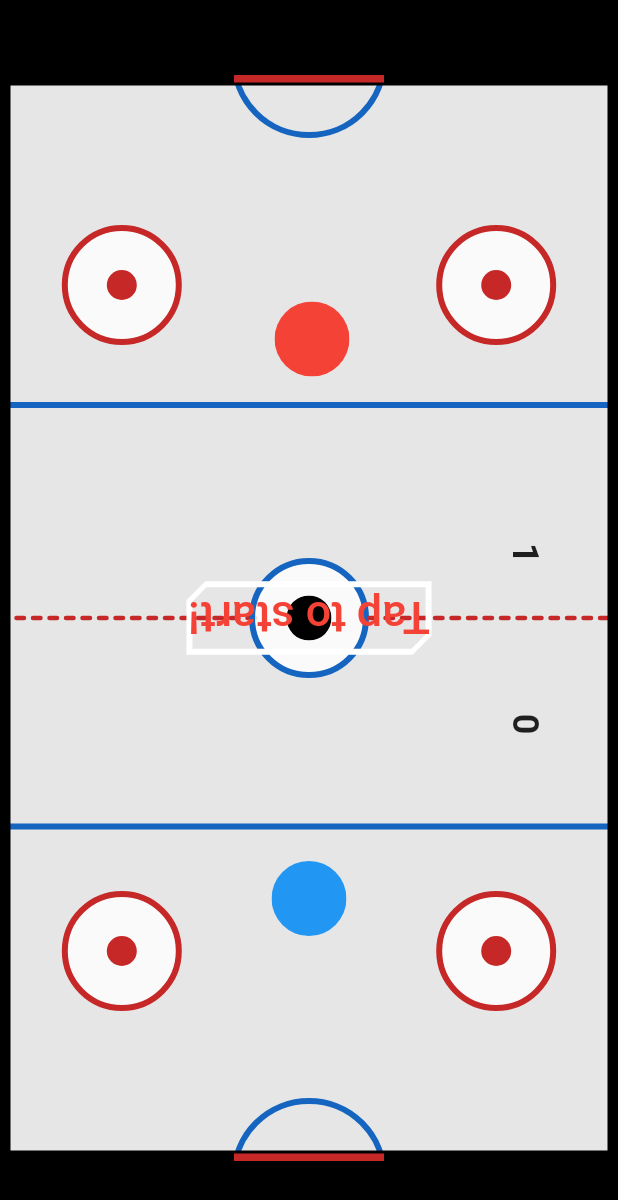
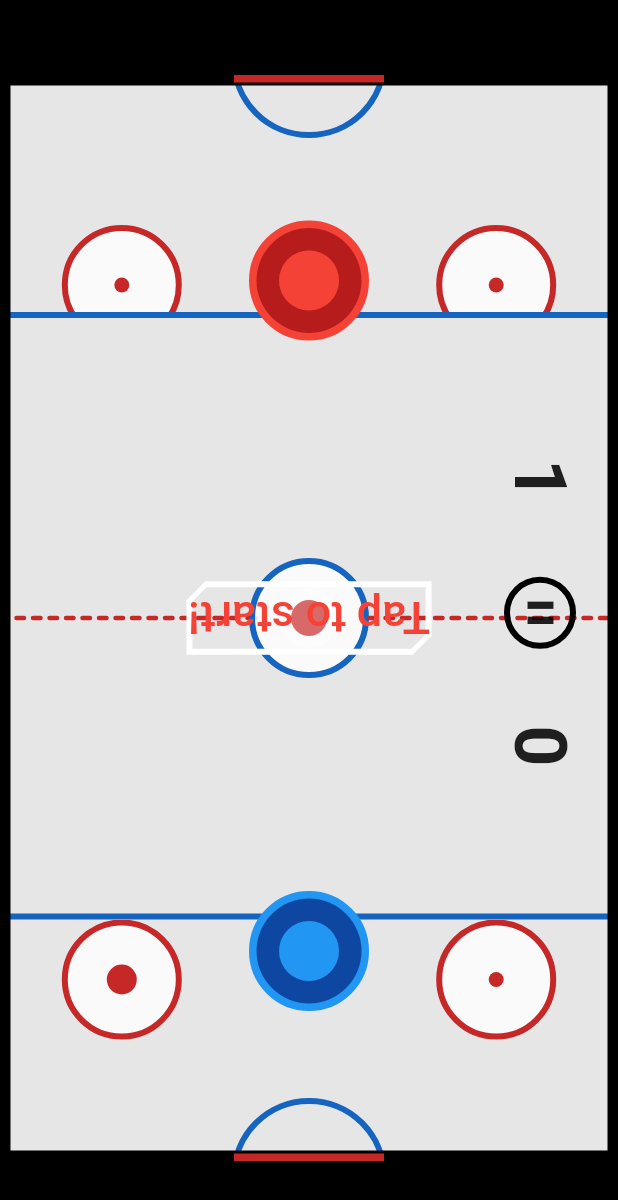
Before and after one commit to hngx-org/team-hurricane-hockey, a Flutter app: the GameScreen screen opened by its route, after a tap on "Tap to start!", on a phone screen of 412 x 824 dp. Shown: the top 1200 px of the screen. Run offline on Flutter 3.47's test engine with Material 2 defaults, Android fonts, the phone set to English and light mode, and no system bars; our stand-ins replace animate_do, google_fonts; statements that could not run were skipped.

Commit message:
Merged manually with Abiodun's PR

```diff
--- a/lib/constants.dart
+++ b/lib/constants.dart
@@ -1,4 +1,4 @@
-const playerSize = 50.0;
+const playerSize = 80.0;
 const playerRadius = playerSize / 2;
-const ballSize = 30.0;
+const ballSize = 40.0;
 const ballRadius = ballSize / 2;
--- a/lib/screens/game_screen.dart
+++ b/lib/screens/game_screen.dart
@@ -1,4 +1,4 @@
-import 'dart:math';
+import 'dart:math' as math;
 
 import 'package:flutter/material.dart';
 import 'package:flutter/services.dart';
@@ -11,7 +11,7 @@ import 'package:team_hurricane_hockey/screens/widgets/spaces.dart';
 
 class GameScreen extends StatefulWidget {
   const GameScreen({Key? key}) : super(key: key);
-static const routeName = 'gameScreen';
+  static const routeName = 'gameScreen';
 
   @override
   State<GameScreen> createState() => _MyHomePageState();
@@ -56,9 +56,10 @@ class _MyHomePageState extends State<GameScreen> {
   late double distanceBall2P1;
   late double distanceBall2P2;
   int gameEndsAt = 10;
+  Offset? previousPoint;
 
   double pythagoras(double a, double b) {
-    return sqrt(pow(a, 2).toDouble() + pow(b, 2).toDouble());
+    return math.sqrt(math.pow(a, 2).toDouble() + math.pow(b, 2).toDouble());
   }
 
   void nextRound(String player) {
@@ -113,7 +114,8 @@ class _MyHomePageState extends State<GameScreen> {
 
     // Check if the ball is inside the goalpost area.
     if ((ball.top <= 0 || ball.bottom >= tableHeight) &&
-        ((ball.centerX >= goalLeft1 && ball.centerX <= goalRight1) || (ball.centerX >= goalLeft2 && ball.centerX <= goalRight2))) {
+        ((ball.centerX >= goalLeft1 && ball.centerX <= goalRight1) ||
+            (ball.centerX >= goalLeft2 && ball.centerX <= goalRight2))) {
     } else if (ball.top <= 0 || ball.bottom >= tableHeight) {
       ySpeed = -ySpeed;
     } else {
@@ -157,22 +159,27 @@ class _MyHomePageState extends State<GameScreen> {
     // Move the computer player's paddle towards the desired position.
     if (player1.centerX < desiredX) {
       if (player1.left < maxX) {
-        player1.left += 2.0; // Adjust the speed of the computer player's horizontal movement.
+        player1.left +=
+            2.0; // Adjust the speed of the computer player's horizontal movement.
       }
     } else if (player1.centerX > desiredX) {
       if (player1.left < 8) {
         return;
       }
 
-      player1.left -= 2.0; // Adjust the speed of the computer player's horizontal movement.
+      player1.left -=
+          2.0; // Adjust the speed of the computer player's horizontal movement.
     }
+    previousPoint = Offset(player1.left, 0);
 
     if (player1.centerY < desiredY) {
-      player1.top += 1.0; // Adjust the speed of the computer player's vertical movement.
+      player1.top +=
+          1.0; // Adjust the speed of the computer player's vertical movement.
     } else if (player1.centerY > desiredY) {
-      player1.top -= 1.0; // Adjust the speed of the computer player's vertical movement.
+      player1.top -=
+          1.0; // Adjust the speed of the computer player's vertical movement.
     }
-
+    previousPoint = Offset(player1.left, player1.top);
     // Ensure the computer player's paddle stays within its half of the field horizontally and vertically.
     player1.top = player1.top.clamp(minY, maxY);
 
@@ -193,7 +200,7 @@ class _MyHomePageState extends State<GameScreen> {
     double speedFactor = 2.0;
 
     // Limit the maximum speed
-    double maxSpeed = 5.0;
+    double maxSpeed = 2.0;
     horizontalSpeed = horizontalSpeed.clamp(-maxSpeed, maxSpeed);
     verticalSpeed = verticalSpeed.clamp(-maxSpeed, maxSpeed);
 
@@ -231,14 +238,14 @@ class _MyHomePageState extends State<GameScreen> {
       tableWidth = sWidth;
       tableHeight = sHeight - 100;
       player1.left = sWidth / 2 - playerRadius;
-      player1.top = playerSize * 3;
+      player1.top = playerSize * 1.2;
       player2.left = sWidth / 2 - playerRadius;
-      player2.top = sHeight - (playerSize * 6);
+      player2.top = sHeight - (playerSize * 3.5);
       textStartLeft = tableWidth / 2 - textStartWidth / 2;
       textStartTop = tableHeight / 2 - textStartHeight / 2;
       ball.left = sWidth / 2 - ballRadius;
       ball.top = (sHeight / 2) - ballRadius - 50;
-      turn = Random().nextBool() ? player1.name : player2.name;
+      turn = math.Random().nextBool() ? player1.name : player2.name;
       gameIsStarted = true;
     } else {
       defendGoal();
@@ -316,12 +323,21 @@ class _MyHomePageState extends State<GameScreen> {
                         onPanUpdate: (details) {
                           player2.left += details.delta.dx;
                           player2.left = player2.left > 0 ? player2.left : 0;
-                          player2.left = player2.left < (tableWidth - playerSize) ? player2.left : (tableWidth - playerSize);
+                          player2.left =
+                              player2.left < (tableWidth - playerSize)
+                                  ? player2.left
+                                  : (tableWidth - playerSize);
                           player2.shotX = details.delta.dx;
                           player2.top += details.delta.dy;
                           player2.top = player2.top > 0 ? player2.top : 0;
-                          player2.top = player2.top > (sHeight / 2 - (kToolbarHeight - 20)) ? player2.top : (sHeight / 2 - (kToolbarHeight - 20));
-                          player2.top = player2.top >= (sHeight - (kToolbarHeight + 100)) ? sHeight - (kToolbarHeight + 100) : player2.top;
+                          player2.top = player2.top >
+                                  (sHeight / 2 - (kToolbarHeight - 20))
+                              ? player2.top
+                              : (sHeight / 2 - (kToolbarHeight - 20));
+                          player2.top =
+                              player2.top >= (sHeight - (kToolbarHeight + 100))
+                                  ? sHeight - (kToolbarHeight + 100)
+                                  : player2.top;
                           player2.shotY = details.delta.dy;
                           setState(() {});
                         },
@@ -349,8 +365,8 @@ class _MyHomePageState extends State<GameScreen> {
                   : const SizedBox.shrink(),
               // ball and score text
               Positioned(
-                right: 48,
-                top: (MediaQuery.of(context).size.height / 2) - 100,
+                right: 24,
+                top: (MediaQuery.of(context).size.height / 2) - 156,
                 child: Column(
                   children: [
                     RotatedBox(
@@ -358,18 +374,39 @@ class _MyHomePageState extends State<GameScreen> {
                       child: Text(
                         player1.score.toString(),
                         style: const TextStyle(
-                          fontSize: 24,
+                          fontSize: 48,
                           fontWeight: FontWeight.w700,
                         ),
                       ),
                     ),
-                    const SizedBox(height: 100),
+                    const SizedBox(height: 51),
+                    InkWell(
+                      onTap: () {},
+                      child: Container(
+                        height: 48,
+                        width: 48,
+                        decoration: BoxDecoration(
+                          shape: BoxShape.circle,
+                          border: Border.all(width: 4),
+                        ),
+                        child: Center(
+                          child: Transform.rotate(
+                            angle: math.pi / 2,
+                            child: const Icon(
+                              Icons.pause,
+                              size: 30,
+                            ),
+                          ),
+                        ),
+                      ),
+                    ),
+                    const SizedBox(height: 51),
                     RotatedBox(
                       quarterTurns: 1,
                       child: Text(
                         player2.score.toString(),
                         style: const TextStyle(
-                          fontSize: 24,
+                          fontSize: 48,
                           fontWeight: FontWeight.w700,
                         ),
                       ),
@@ -381,12 +418,13 @@ class _MyHomePageState extends State<GameScreen> {
                   ? Positioned(
                       left: ball.left,
                       top: ball.top,
-                      child: ClipRRect(
-                        borderRadius: BorderRadius.circular(ballRadius),
-                        child: Container(
-                          width: ballSize,
-                          height: ballSize,
-                          color: ball.color,
+                      child: Container(
+                        padding: const EdgeInsets.all(6.0),
+                        width: ballSize,
+                        height: ballSize,
+                        decoration: BoxDecoration(
+                          color: Colors.white.withOpacity(.3),
+                          shape: BoxShape.circle,
                         ),
                       ),
                     )
@@ -405,15 +443,23 @@ class _MyHomePageState extends State<GameScreen> {
                         quarterTurns: turn == player1.name ? 2 : 0,
                         child: Text(
                           textStart,
-                          style: TextStyle(fontSize: textStartFontSize, color: turn == player1.name ? player1.color : player2.color),
+                          style: TextStyle(
+                              fontSize: textStartFontSize,
+                              color: turn == player1.name
+                                  ? player1.color
+                                  : player2.color),
                         ),
                       ),
                       onPressed: () async {
                         if (gameIsFinished) {
                           return;
                         }
-                        xSpeed = Random().nextBool() ? (Random().nextInt(2) + 1).toDouble() : -(Random().nextInt(2) + 1).toDouble();
-                        ySpeed = turn == player1.name ? (Random().nextInt(1) + 1).toDouble() : -(Random().nextInt(1) + 1).toDouble();
+                        xSpeed = math.Random().nextBool()
+                            ? (math.Random().nextInt(2) + 1).toDouble()
+                            : -(math.Random().nextInt(2) + 1).toDouble();
+                        ySpeed = turn == player1.name
+                            ? (math.Random().nextInt(1) + 1).toDouble()
+                            : -(math.Random().nextInt(1) + 1).toDouble();
                         showStartText = false;
                         do {
                           ball.left += xSpeed;
@@ -425,9 +471,9 @@ class _MyHomePageState extends State<GameScreen> {
                           }
                           if (ball.top > tableHeight - ballSize / 3) {
                             player1.left = sWidth / 2 - playerRadius;
-                            player1.top = playerSize * 3;
+                            player1.top = playerSize * 1.2;
                             player2.left = sWidth / 2 - playerRadius;
-                            player2.top = sHeight - (playerSize * 6);
+                            player2.top = sHeight - (playerSize * 3.5);
                             ball.left = sWidth / 2 - ballRadius;
                             ball.top = (sHeight / 2) - ballRadius - 50;
                             setState(() {});
@@ -435,9 +481,9 @@ class _MyHomePageState extends State<GameScreen> {
                             break;
                           } else if (ball.top <= 0 - ballSize * 2 / 3) {
                             player1.left = sWidth / 2 - playerRadius;
-                            player1.top = playerSize * 3;
+                            player1.top = playerSize * 1.2;
                             player2.left = sWidth / 2 - playerRadius;
-                            player2.top = sHeight - (playerSize * 6);
+                            player2.top = sHeight - (playerSize * 3.5);
                             ball.left = sWidth / 2 - ballRadius;
                             ball.top = (sHeight / 2) - ballRadius - 50;
                             nextRound(player2.name);
--- a/lib/screens/widgets/player.dart
+++ b/lib/screens/widgets/player.dart
@@ -1,19 +1,41 @@
 import 'package:flutter/material.dart';
-import 'package:team_hurricane_hockey/constants.dart';
 import 'package:team_hurricane_hockey/models/player.dart';
 
 class PlayerChip extends StatelessWidget {
-  const PlayerChip({super.key, required this.player});
+  const PlayerChip({
+    super.key,
+    required this.player,
+  });
   final Player player;
 
   @override
   Widget build(BuildContext context) {
-    return ClipRRect(
-      borderRadius: BorderRadius.circular(playerRadius),
+    return Container(
+      padding: const EdgeInsets.all(2),
+      decoration: BoxDecoration(
+        shape: BoxShape.circle,
+        color: player.name == "blue" ? Colors.blue : Colors.red,
+        border: Border.all(
+          color: player.name == "blue" ? Colors.blue : Colors.red,
+          width: 3,
+        ),
+      ),
+      width: player.size,
+      height: player.size,
       child: Container(
-        width: player.size,
-        height: player.size,
-        color: player.color,
+        padding: const EdgeInsets.all(15),
+        decoration: BoxDecoration(
+          shape: BoxShape.circle,
+          color: player.name == "blue"
+              ? Colors.blue.shade900
+              : Colors.red.shade900,
+        ),
+        child: Container(
+          decoration: BoxDecoration(
+            shape: BoxShape.circle,
+            color: player.name == "blue" ? Colors.blue : Colors.red,
+          ),
+        ),
       ),
     );
   }
--- a/lib/screens/widgets/spaces.dart
+++ b/lib/screens/widgets/spaces.dart
@@ -27,7 +27,7 @@ class TopSpace extends StatelessWidget {
           ),
           Column(
             children: [
-              SizedBox(height: playerSize * 2),
+              const SizedBox(height: 100),
               Padding(
                 padding: EdgeInsets.symmetric(horizontal: MediaQuery.of(context).size.width * .1),
                 child: Row(
@@ -45,8 +45,8 @@ class TopSpace extends StatelessWidget {
                       ),
                       child: Center(
                         child: Container(
-                          height: 20,
-                          width: 20,
+                          height: 10,
+                          width: 10,
                           decoration: BoxDecoration(
                             color: Colors.red.shade800,
                             shape: BoxShape.circle,
@@ -68,8 +68,8 @@ class TopSpace extends StatelessWidget {
                       ),
                       child: Center(
                         child: Container(
-                          height: 20,
-                          width: 20,
+                          height: 10,
+                          width: 10,
                           decoration: BoxDecoration(
                             color: Colors.red.shade800,
                             shape: BoxShape.circle,
@@ -157,8 +157,8 @@ class BottomSpace extends StatelessWidget {
                       ),
                       child: Center(
                         child: Container(
-                          height: 20,
-                          width: 20,
+                          height: 10,
+                          width: 10,
                           decoration: BoxDecoration(
                             color: Colors.red.shade800,
                             shape: BoxShape.circle,
@@ -169,7 +169,7 @@ class BottomSpace extends StatelessWidget {
                   ],
                 ),
               ),
-              SizedBox(height: playerSize * 2),
+              const SizedBox(height: 100),
             ],
           ),
         ],
```
